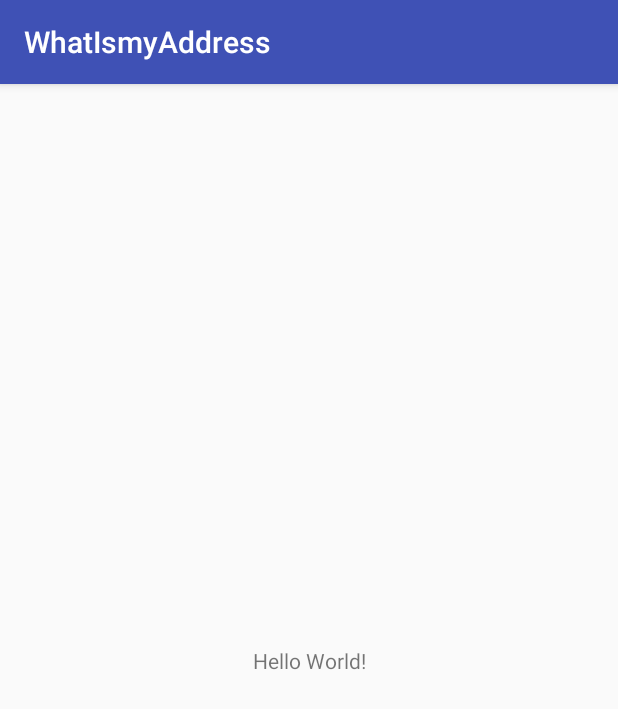
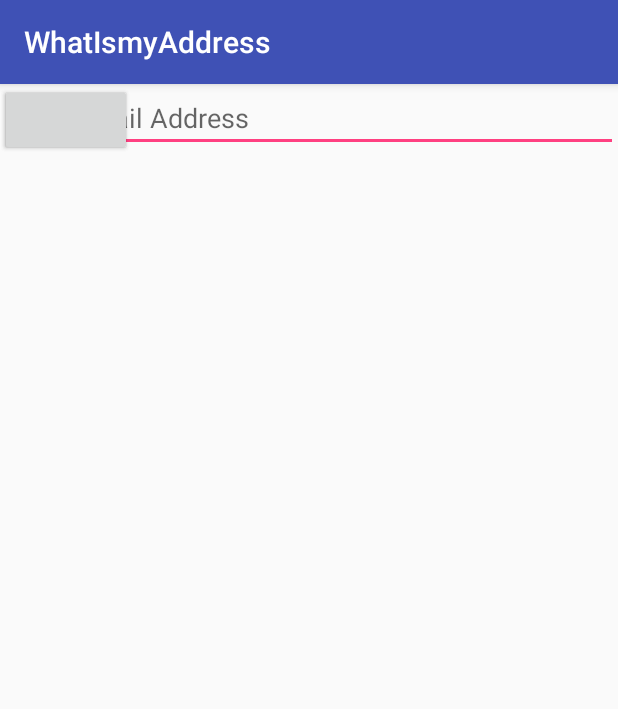
Before and after one commit to Campawa/WhatIsmyAddress4, an Android app: the screen it shows after launch (MainActivity), on a phone screen of 412 x 824 dp. Shown: the top 709 px of the screen. Run offline under Robolectric (Android 15) with nearby library versions, the phone set to English and light mode, and no system bars.

```diff
--- a/app/src/main/java/com/example/chelsi/whatismyaddress/MainActivity.java
+++ b/app/src/main/java/com/example/chelsi/whatismyaddress/MainActivity.java
@@ -1,13 +1,53 @@
 package com.example.chelsi.whatismyaddress;
 
+import android.content.Intent;
+import android.content.SharedPreferences;
 import android.support.v7.app.AppCompatActivity;
 import android.os.Bundle;
+import android.view.View;
+import android.widget.Button;
+import android.widget.CheckBox;
+import android.widget.EditText;
 
 public class MainActivity extends AppCompatActivity {
-
+    private static final String address_shared_preferences = "sharedPrefsTesting";
+    private EditText email;
+    private Button saveEmail;
+    private Button sharedPref;
+    private SharedPreferences login;
     @Override
     protected void onCreate(Bundle savedInstanceState) {
         super.onCreate(savedInstanceState);
         setContentView(R.layout.activity_main);
+
+        email = (EditText) findViewById(R.id.email_edittext);
+        saveEmail = (Button) findViewById(R.id.saveEmail_Button);
+        sharedPref = (Button) findViewById(R.id.register_button);
+
+
+        login = getApplicationContext().getSharedPreferences(address_shared_preferences, MODE_PRIVATE);
+
+        saveEmail.setOnClickListener(new View.OnClickListener() {
+            @Override
+            public void onClick(View view) {
+                SharedPreferences.Editor editor = login.edit();
+                if (saveEmail.isClickable()) {
+                    editor.putString("username", email.getText().toString());
+                    editor.commit();
+                } else {
+                    email.getText().clear();
+                }
+            }
+        });
+
+        sharedPref.setOnClickListener(new View.OnClickListener() {
+            @Override
+            public void onClick(View view) {
+                Intent intent = new Intent(MainActivity.this, RecylerActivity.class);
+                intent.putExtra("sharedPref", address_shared_preferences);
+                startActivity(intent);
+            }
+        });
+
     }
-}
+        }
--- /dev/null
+++ b/app/src/main/java/com/example/chelsi/whatismyaddress/RecylerActivity.java
@@ -0,0 +1,8 @@
+package com.example.chelsi.whatismyaddress;
+
+/**
+ * Created by Chelsi on 11/21/2017.
+ */
+
+public class RecylerActivity {
+}
--- a/app/src/main/res/layout/activity_main.xml
+++ b/app/src/main/res/layout/activity_main.xml
@@ -6,13 +6,21 @@
     android:layout_height="match_parent"
     tools:context="com.example.chelsi.whatismyaddress.MainActivity">
 
-    <TextView
+    <EditText
+        android:id="@+id/email_edittext"
+        android:layout_width="match_parent"
+        android:layout_height="wrap_content"
+        android:hint="Enter Email Address"
+        android:inputType="textWebEmailAddress"/>
+
+    <Button
         android:layout_width="wrap_content"
         android:layout_height="wrap_content"
-        android:text="Hello World!"
-        app:layout_constraintBottom_toBottomOf="parent"
-        app:layout_constraintLeft_toLeftOf="parent"
-        app:layout_constraintRight_toRightOf="parent"
-        app:layout_constraintTop_toTopOf="parent" />
+        android:id="@+id/saveEmail_Button"/>
+
+    <Button
+        android:layout_width="wrap_content"
+        android:layout_height="wrap_content"
+        android:id="@+id/register_button"/>
 
 </android.support.constraint.ConstraintLayout>
```
